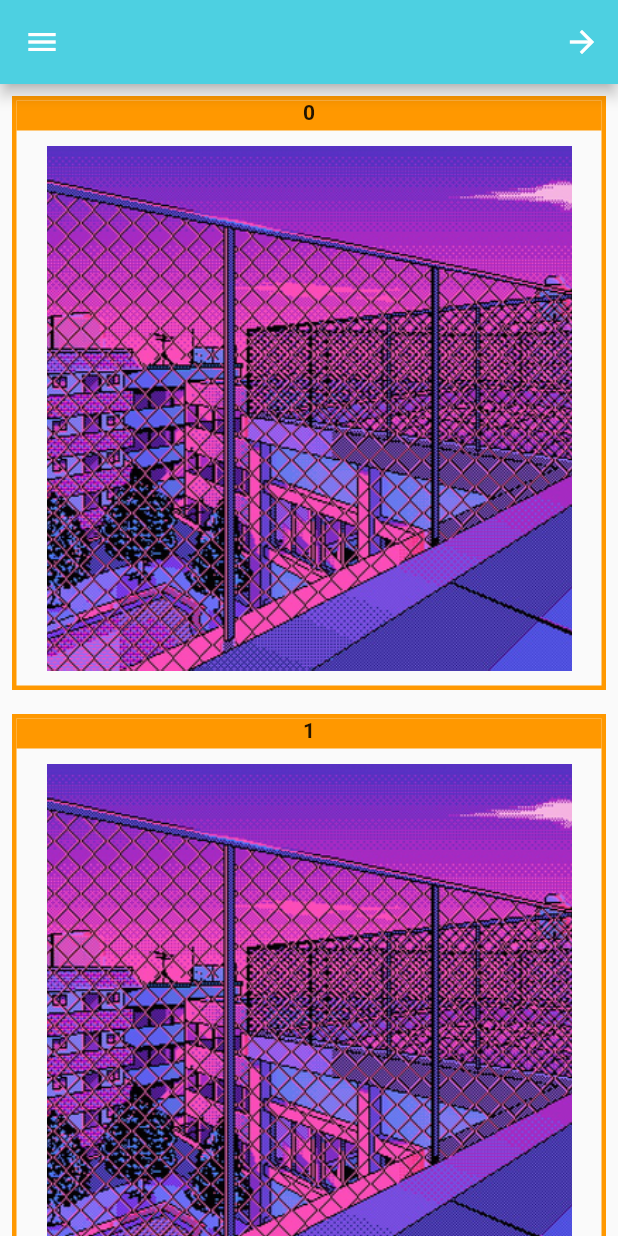
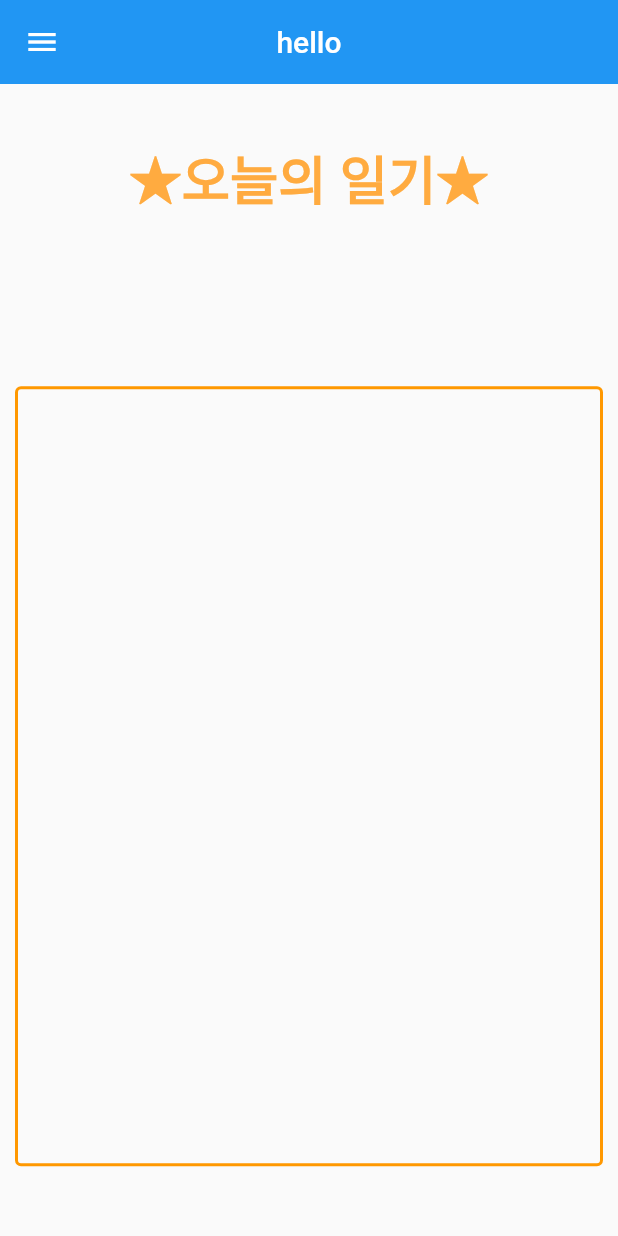
Before and after one commit to P-Chanyeop/phocally-app, a Flutter app: the screen it shows after launch, on a phone screen of 412 x 824 dp. Run offline on Flutter 3.47's test engine with Material 2 defaults, Android fonts, the phone set to English and light mode, and no system bars; our stand-ins replace image_picker, permission_handler; missing offline and left inert: multiple_images_picker.

Commit message:
add: p-chanyeop add diary dart file and some modules

```diff
--- a/lib/main.dart
+++ b/lib/main.dart
@@ -7,7 +7,7 @@ import 'package:phocally/screens/test.dart';
 import 'package:provider/provider.dart';
 import 'package:phocally/providers/row_option.dart';
 import 'package:permission_handler/permission_handler.dart';
-
+import 'package:phocally/screens/diary.dart';
 
 
 void main() {
@@ -29,7 +29,8 @@ class MyApp extends StatelessWidget {
     return ChangeNotifierProvider(
       create: (BuildContext context) => Row_option(),
       child: MaterialApp(
-          home: Main()
+          // home: Main()
+          home: Diary(),
       ),
     );
   }
--- /dev/null
+++ b/lib/screens/diary.dart
@@ -0,0 +1,106 @@
+import 'dart:io';
+
+import 'package:flutter/material.dart';
+
+class Diary extends StatefulWidget {
+
+
+  @override
+  State<Diary> createState() => _DiaryState();
+}
+
+class _DiaryState extends State<Diary> {
+  final textFieldController = TextEditingController();
+  int maxlines = 30;
+  @override
+  void dispose(){
+    textFieldController.dispose();
+    super.dispose();
+  }
+
+  void decreaseTextField(){
+    setState(() {
+      maxlines = 5;
+    });
+  }
+
+  void increaseTextField(){
+    setState(() {
+      maxlines = 30;
+    });
+  }
+  @override
+  Widget build(BuildContext context) {
+
+    return Scaffold(
+      appBar: AppBar(
+        title: Text("hello"),
+        centerTitle: true, // 중앙 정렬
+        elevation: 0.0,
+        leading: IconButton(
+          icon: Icon(Icons.menu), // 햄버거버튼 아이콘 생성
+          onPressed: () {
+            // 아이콘 버튼 실행
+            print('menu button is clicked');
+          },
+        ),
+        actions: <Widget>[
+          // IconButton(
+          //   icon: Icon(Icons.search), // 검색 아이콘 생성
+          //   onPressed: () {
+          //     // 아이콘 버튼 실행
+          //     print('Search button is clicked');
+          //   },
+          // ),
+        ],
+      ),
+      body: Column(
+        mainAxisAlignment: MainAxisAlignment.spaceEvenly,
+        children: [
+          Row(
+            mainAxisAlignment: MainAxisAlignment.center,
+            children: <Widget>[
+              Text("★오늘의 일기★", style: TextStyle(fontSize: 35.0, fontWeight: FontWeight.w600, color: Colors.orangeAccent))
+            ],
+          ),
+          SizedBox(height: 30,),
+          Padding(
+            padding: EdgeInsets.all(10.0),
+              child: SafeArea(
+                child: TextField(
+                  controller: textFieldController,
+                    onTapOutside: (event){
+                      FocusManager.instance.primaryFocus?.unfocus();
+                      setState(() {
+                        maxlines = 30;
+                      });
+                    },
+                    onTap: (){
+                        setState(() {
+                          maxlines = 5;
+                        });
+                      },
+                    decoration: InputDecoration(
+                      focusedBorder: OutlineInputBorder(
+                        borderSide: BorderSide(
+                          color: Colors.redAccent,
+                          width: 2.0,
+                        ),
+                      ),
+                      enabledBorder: OutlineInputBorder(
+                        borderSide: BorderSide(
+                          color: Colors.orange,
+                          width: 2.0,
+                        ),
+                      ),
+                    ),
+                    maxLines: maxlines,
+                    style: Theme.of(context).textTheme.bodyLarge,
+                  ),
+              ),
+              ),
+        ],
+      ),
+    );
+  }
+}
--- a/pubspec.yaml
+++ b/pubspec.yaml
@@ -31,6 +31,7 @@ dependencies:
   image_picker: ^0.8.4+4
   flutter:
     sdk: flutter
+  text_form_field_wrapper: ^1.0.0
 
 
   # The following adds the Cupertino Icons font to your application.
@@ -48,7 +49,7 @@ dev_dependencies:
   # activated in the `analysis_options.yaml` file located at the root of your
   # package. See that file for information about deactivating specific lint
   # rules and activating additional ones.
-  flutter_lints: ^2.0.0
+#  flutter_lints: ^2.0.0
 
 # For information on the generic Dart part of this file, see the
 # following page: https://dart.dev/tools/pub/pubspec
```
Also changed, not shown: pubspec.lock.
